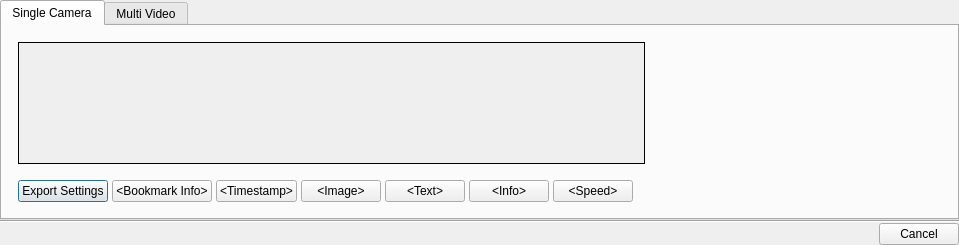
Before: the Qt Designer form vms/client/nx_vms_client_desktop/src/nx/vms/client/desktop/export/dialogs/export_settings_dialog.ui in networkoptix/nx_open, drawn with Qt 5.
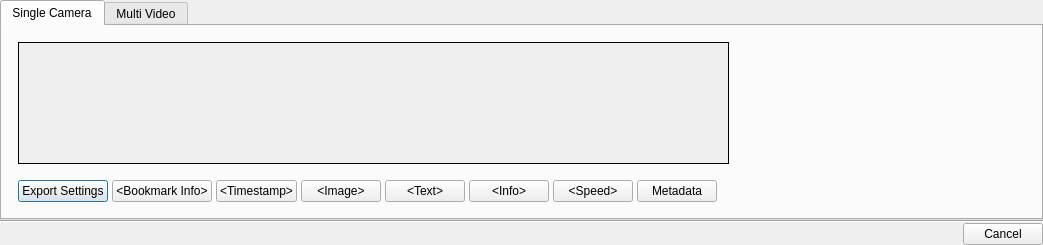
After: the same form once the commit is applied. The open tabs and pages were chosen to show the change. Custom widgets are drawn as their Qt base class.

Commit message:
VMS-60398: Add object detection filter for video export. Also add new tab to Export dialog to manage this new filter
 Add objectDetectionFilter.
 Make FilterChain ancestor of SystemContextAware, because SystemContext required to access current taxonomy, which required to new filter
 Add metadata export settings tab to export Dialog on desktop client.

```diff
--- a/vms/client/nx_vms_client_desktop/src/nx/vms/client/desktop/export/dialogs/export_settings_dialog.ui
+++ b/vms/client/nx_vms_client_desktop/src/nx/vms/client/desktop/export/dialogs/export_settings_dialog.ui
@@ -108,6 +108,7 @@
             <widget class="nx::vms::client::desktop::TextOverlaySettingsWidget" name="textSettingsPage"/>
             <widget class="nx::vms::client::desktop::InfoOverlaySettingsWidget" name="infoSettingsPage"/>
             <widget class="nx::vms::client::desktop::RapidReviewSettingsWidget" name="rapidReviewSettingsPage"/>
+            <widget class="nx::vms::client::desktop::ExportMetadataSettingsWidget" name="exportMetadataSettingsPage"/>
            </widget>
           </item>
           <item row="1" column="0" colspan="2">
@@ -195,6 +196,13 @@
                   </property>
                  </widget>
                 </item>
+                <item>
+                 <widget class="nx::vms::client::desktop::SelectableTextButton" name="metadataButton">
+                  <property name="text">
+                   <string notr="true">Metadata</string>
+                  </property>
+                 </widget>
+                </item>
                 <item>
                  <spacer name="horizontalSpacer">
                   <property name="orientation">
@@ -645,6 +653,12 @@
    <header location="global">nx/vms/client/desktop/common/widgets/message_bar.h</header>
    <container>1</container>
   </customwidget>
+  <customwidget>
+   <class>nx::vms::client::desktop::ExportMetadataSettingsWidget</class>
+   <extends>QWidget</extends>
+   <header location="global">nx/vms/client/desktop/export/widgets/export_metadata_settings_widget.h</header>
+   <container>1</container>
+  </customwidget>
  </customwidgets>
  <resources/>
  <connections/>
```
The commit also changes 51 other files.
